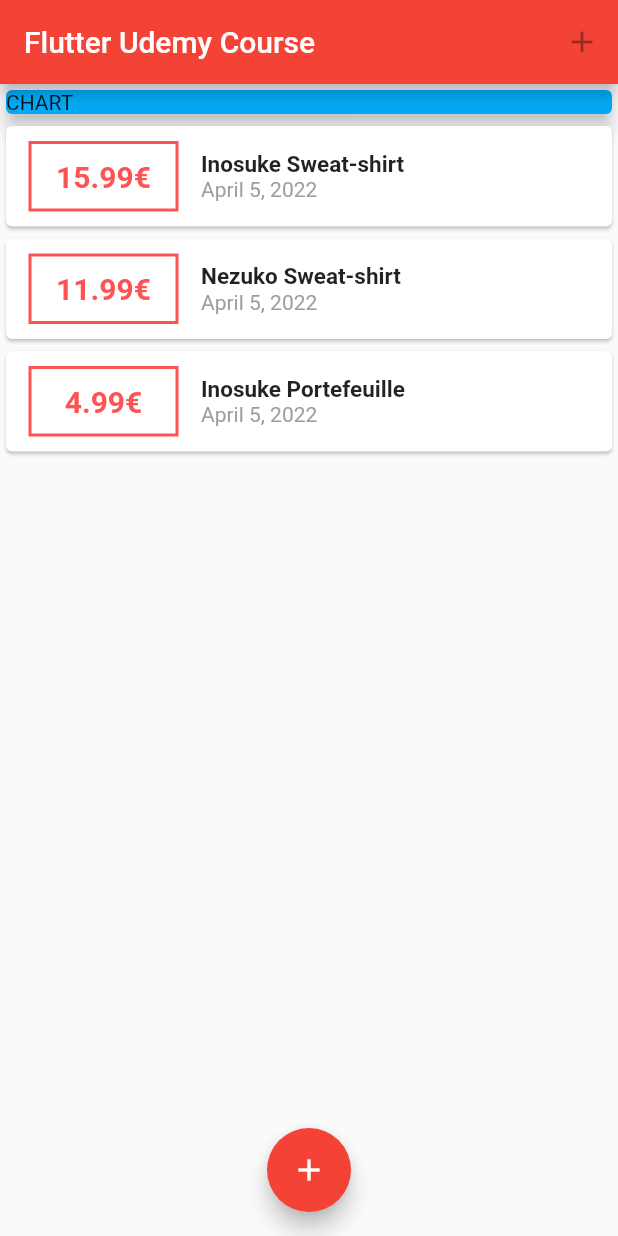
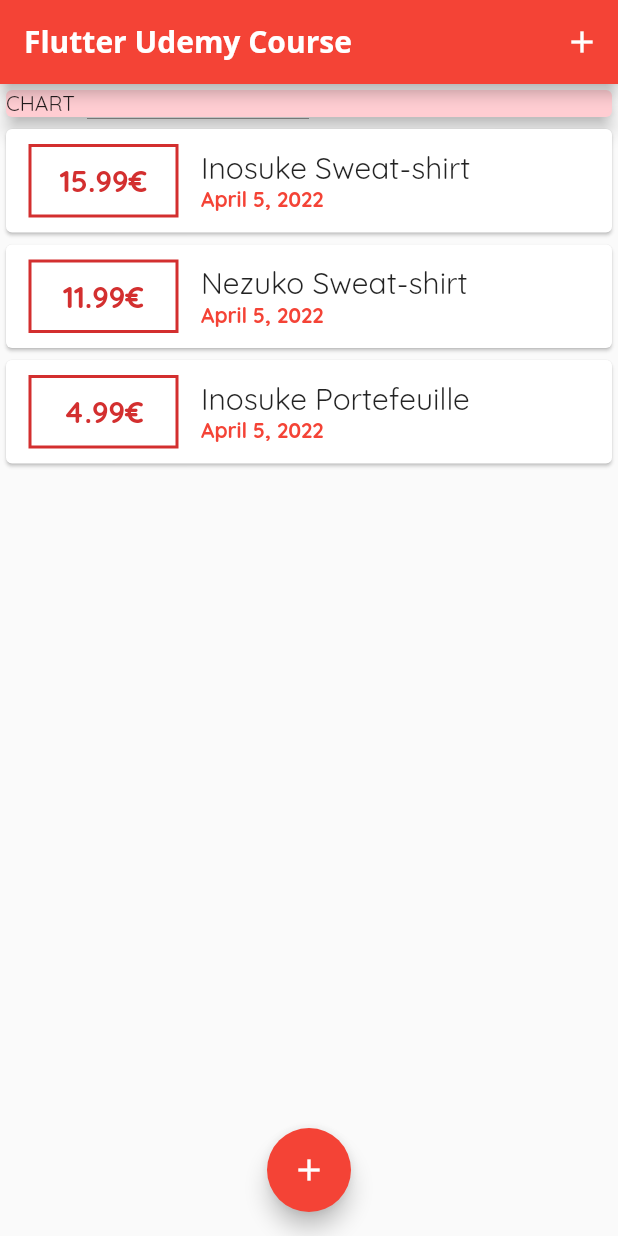
Before and after one commit to ApachaiZ/udemy_course_project_1, a Flutter app: the screen it shows after launch, on a phone screen of 412 x 824 dp. Run offline on Flutter 3.47's test engine with Material 2 defaults, Android fonts, the phone set to English and light mode, and no system bars.

Commit message:
Section 4 part 98

```diff
--- a/lib/main.dart
+++ b/lib/main.dart
@@ -17,6 +17,14 @@
       title: 'Flutter Udemy Course',
       theme: ThemeData(
         primarySwatch: Colors.red,
+        fontFamily: 'Quicksand',
+        appBarTheme: const AppBarTheme(
+          titleTextStyle: TextStyle(
+            fontFamily: 'OpenSans',
+            fontSize: 20,
+            fontWeight: FontWeight.bold,
+          ),
+        ),
       ),
       home: const MyHomePage(),
     );
@@ -79,10 +87,10 @@
     return Scaffold(
       appBar: AppBar(
         title: const Text("Flutter Udemy Course"),
-        actions: const [
+        actions: [
           IconButton(
-            onPressed: null,
-            icon: Icon(Icons.add),
+            onPressed: () => _startAddNewTransaction(context),
+            icon: const Icon(Icons.add),
           )
         ],
       ),
@@ -90,11 +98,11 @@
         child: Column(
           crossAxisAlignment: CrossAxisAlignment.stretch,
           children: [
-            const SizedBox(
+            SizedBox(
               width: double.infinity,
               child: Card(
-                color: Colors.lightBlue,
-                child: Text("CHART"),
+                color: Theme.of(context).primaryColorLight,
+                child: const Text("CHART"),
                 elevation: 5,
               ),
             ),
--- a/lib/widgets/transaction_list.dart
+++ b/lib/widgets/transaction_list.dart
@@ -26,17 +26,17 @@
                   ),
                   decoration: BoxDecoration(
                     border: Border.all(
-                      color: Colors.redAccent,
+                      color: Theme.of(context).primaryColorDark,
                       width: 2,
                     ),
                   ),
                   child: Center(
                     child: Text(
                       "${tx.amount.toStringAsFixed(2)}€",
-                      style: const TextStyle(
+                      style: TextStyle(
                         fontWeight: FontWeight.bold,
                         fontSize: 20,
-                        color: Colors.redAccent,
+                        color: Theme.of(context).primaryColorDark,
                       ),
                     ),
                   ),
@@ -46,14 +46,14 @@
                   children: [
                     Text(
                       tx.title,
-                      style: const TextStyle(
-                        fontSize: 15,
-                        fontWeight: FontWeight.bold,
-                      ),
+                      style: Theme.of(context).textTheme.titleLarge,
                     ),
                     Text(
                       DateFormat.yMMMMd().format(tx.date),
-                      style: const TextStyle(color: Colors.grey),
+                      style: TextStyle(
+                        color: Theme.of(context).primaryColor,
+                        fontWeight: FontWeight.bold,
+                      ),
                     ),
                   ],
                 ),
```
Also changed, not shown: pubspec.yaml (+12 -3 lines), assets/fonts/OpenSans-Bold.ttf (added), assets/fonts/OpenSans-Regular.ttf (added), assets/fonts/Quicksand-Bold.ttf (added), assets/fonts/Quicksand-Light.ttf (added), assets/fonts/Quicksand-Medium.ttf (added), assets/fonts/Quicksand-Regular.ttf (added), pubspec.lock.
